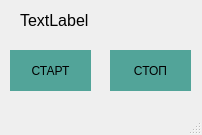
Above: sendudp.ui from stemirkhan/test_udp_send before the change. Below: the same form after it.
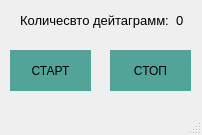
That is the form after the change.

```diff
--- a/sendudp.ui
+++ b/sendudp.ui
@@ -64,17 +64,17 @@
      <rect>
       <x>20</x>
       <y>10</y>
-      <width>141</width>
+      <width>171</width>
       <height>20</height>
      </rect>
     </property>
     <property name="font">
      <font>
-      <pointsize>12</pointsize>
+      <pointsize>10</pointsize>
      </font>
     </property>
     <property name="text">
-     <string>TextLabel</string>
+     <string>Количесвто дейтаграмм:  0</string>
     </property>
    </widget>
   </widget>
```
